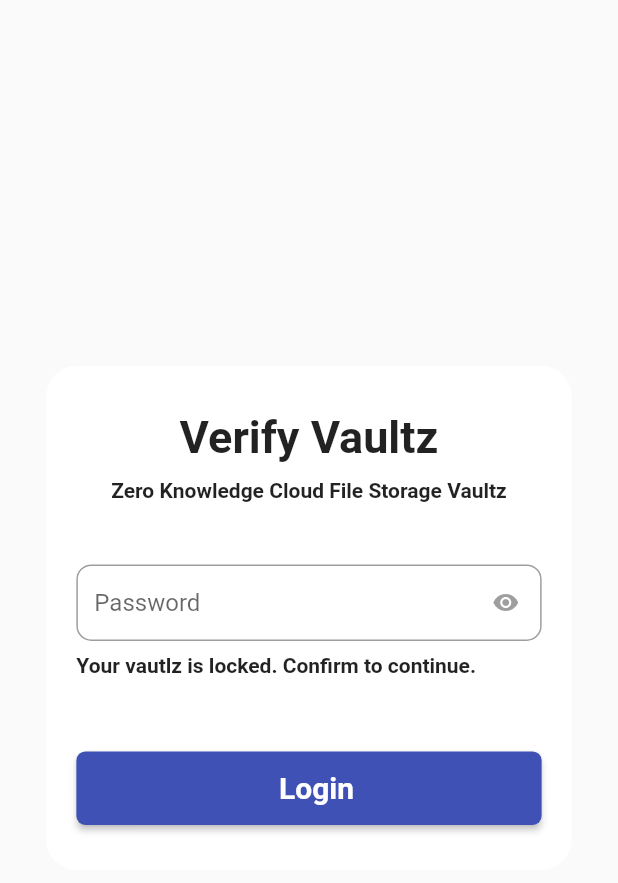
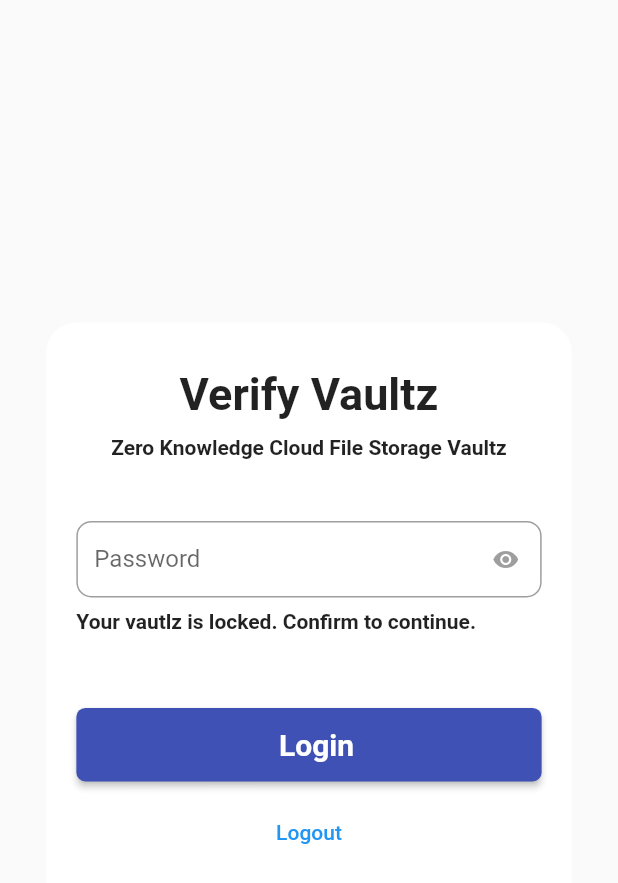
Before and after one commit to itsbohara/vaultz_android, a Flutter app: the VautlzLoginPage screen opened by its route, on a phone screen of 412 x 824 dp. Shown: the top 883 px of the screen. Run offline on Flutter 3.47's test engine with Material 2 defaults, Android fonts, the light colour scheme and no system bars; our stand-ins replace file_picker, flutter_cache_manager, flutter_secure_storage, flutter_speed_dial, flutter_svg, get and 4 more; missing offline and left inert: iconify_flutter, local_auth_android, video_viewer, webcrypto; accounts and stored records are empty.

```diff
--- a/lib/controllers/directory.controller.dart
+++ b/lib/controllers/directory.controller.dart
@@ -9,7 +9,7 @@ class DirectoryController extends GetxController implements GetxService {
   final FileRepo fileRepo;
   DirectoryController({required this.fileRepo});
 
-  bool _isLoading = false;
+  bool _isLoading = true;
   bool get isLoading => _isLoading;
 
   List<Folder> _folders = [];
--- a/lib/controllers/file.controller.dart
+++ b/lib/controllers/file.controller.dart
@@ -271,7 +271,6 @@ class FileController extends GetxController implements GetxService {
     _isLoading = true;
     update();
     late ResponseModel responseModel;
-
     var activeFolder = Get.find<DirectoryController>().activeFolder;
     try {
       var res = await fileRepo.uploadEncryptedFile(
@@ -297,7 +296,6 @@ class FileController extends GetxController implements GetxService {
     late ResponseModel responseModel;
     var activeFolder = Get.find<DirectoryController>().activeFolder;
     try {
-      // final auth = Get.find<AuthController>();
       var res =
           await fileRepo.uploadFile(file, mbCloud: true, dir: activeFolder?.id);
       if (res.statusCode == 200) {
--- a/lib/pages/auth/vaultLogin.dart
+++ b/lib/pages/auth/vaultLogin.dart
@@ -41,6 +41,11 @@ class _VautlzLoginPageState extends State<VautlzLoginPage> {
     } else {
       showCustomErrorSnackbar(loginResult.message);
     }
+  }
+
+  handleLogout() async {
+    await auth.logoutUser();
+    Get.offAndToNamed('/login');
   }
 
   @override
@@ -222,6 +227,14 @@ class _VautlzLoginPageState extends State<VautlzLoginPage> {
                             ),
                           ],
                         ),
+                        SizedBox(height: 10),
+                        Row(
+                            mainAxisAlignment: MainAxisAlignment.center,
+                            children: [
+                              TextButton(
+                                  onPressed: handleLogout,
+                                  child: Text("Logout"))
+                            ])
                       ],
                     ),
                   ),
--- a/lib/repository/file_repo.dart
+++ b/lib/repository/file_repo.dart
@@ -16,7 +16,7 @@ class FileRepo extends GetxService {
       {String? dir, bool mbCloud = false}) async {
     var fileName = file.path.split('/').last;
     if (mbCloud) {
-      return uploadToMBCloud(file, fileName, dir: dir, encrypted: true);
+      return uploadToMBCloud(file, fileName, dir: dir, encrypted: false);
     }
     var uploadFile = MultipartFile(file, filename: fileName);
     final form = FormData({'file': uploadFile});
@@ -52,7 +52,7 @@ class FileRepo extends GetxService {
     }
     final form = FormData({
       'file': uploadFile,
-      "encrypted": true,
+      "encrypted": encrypted,
       "api": AppConstants.MB_CLOUD_API
     });
     if (dir != null) {
--- a/pubspec.yaml
+++ b/pubspec.yaml
@@ -39,7 +39,7 @@ dependencies:
   file_picker: ^5.2.4
   flutter_cache_manager: ^3.3.0
   local_auth: ^2.1.3
-  flutter_secure_storage: ^4.2.1
+  flutter_secure_storage: ^7.0.1
   http: ^0.13.5
   get: ^4.6.5
   iconify_flutter: ^0.0.5
```
Also changed, not shown: lib/pages/auth/login.dart (+12 -4 lines).
